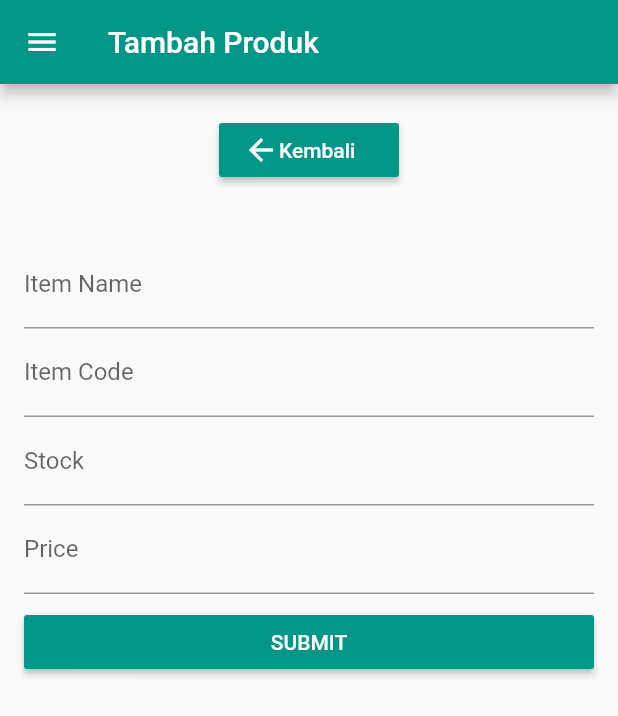
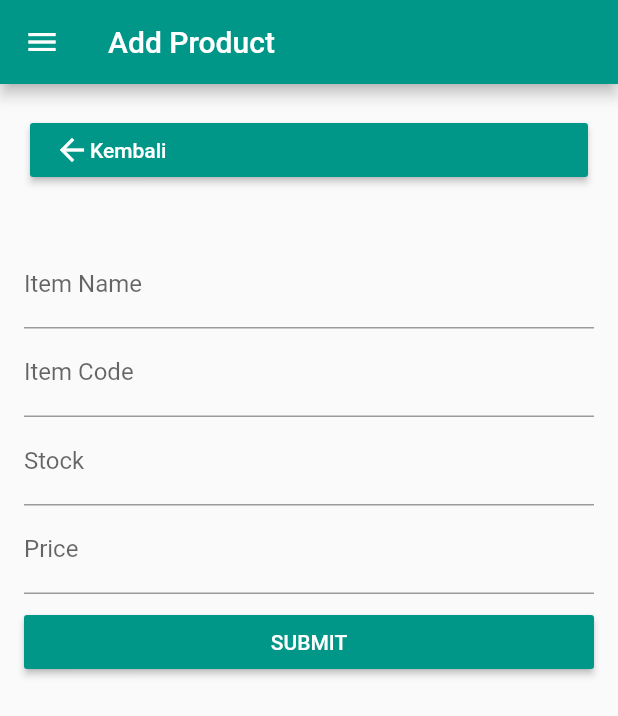
Before and after one commit to HilmiMubarok/flutter-crud-php-mysql, a Flutter app: the Store screen opened directly, after a tap on "Add Product", on a phone screen of 412 x 824 dp. Shown: the top 716 px of the screen. Run offline on Flutter 3.47's test engine with Material 2 defaults, Android fonts, the phone set to English and light mode, and no system bars; network calls fail.

Commit message:
crud functionilty

```diff
--- a/flutterapphilmi/lib/addproduct.dart
+++ b/flutterapphilmi/lib/addproduct.dart
@@ -1,12 +1,16 @@
 import 'package:flutter/material.dart';
-import 'package:flutter_application_1/models/product_response.dart';
 
 import 'apiservices.dart';
+import 'models/product_response.dart';
 import 'widgets/myDrawer.dart';
 
 // final GlobalKey<ScaffoldState> _scaffoldState = GlobalKey<ScaffoldState>();
 
 class AddProduct extends StatefulWidget {
+  AddProduct({this.product});
+
+  Product? product;
+
   @override
   State<AddProduct> createState() => _AddProductState();
 }
@@ -16,32 +20,31 @@ class _AddProductState extends State<AddProduct> {
 
   ApiServices _apiService = ApiServices();
 
-  // bool? _isFieldProductValid;
+  TextEditingController _controllerProduct = TextEditingController();
+  TextEditingController _controllerCode = TextEditingController();
+  TextEditingController _controllerPrice = TextEditingController();
+  TextEditingController _controllerStock = TextEditingController();
 
-  // bool? _isFieldCodeValid;
-
-  // bool? _isFieldStockValid;
-
-  // bool? _isFieldPriceValid;
-
-  TextEditingController _controllerProduct = TextEditingController();
-
-  TextEditingController _controllerCode = TextEditingController();
-
-  TextEditingController _controllerPrice = TextEditingController();
-
-  TextEditingController _controllerStock = TextEditingController();
+  @override
+  void initState() {
+    _controllerProduct.text = widget.product?.itemName ?? "";
+    _controllerCode.text = widget.product?.itemCode ?? "";
+    _controllerPrice.text = widget.product?.price ?? "";
+    _controllerStock.text = widget.product?.stock ?? "";
+    super.initState();
+  }
 
   @override
   Widget build(BuildContext context) {
     return Scaffold(
       // key: _scaffoldState,
       appBar: AppBar(
-        title: Text('Tambah Produk'),
+        title:
+            widget.product != null ? Text('Edit Product') : Text('Add Product'),
       ),
       drawer: MyDrawer(),
       // create list products
-      body: Column(
+      body: ListView(
         children: <Widget>[
           Container(
             width: 120,
@@ -70,23 +73,15 @@ class _AddProductState extends State<AddProduct> {
                     _buildTextFieldPrice(),
                     Padding(
                       padding: const EdgeInsets.only(top: 8.0),
-                      child: RaisedButton(
+                      child: _isLoading
+                          ? Center(child: CircularProgressIndicator())
+                          : RaisedButton(
                               onPressed: () {
-                          // if (_isFieldProductValid == null ||
-                          //     _isFieldCodeValid == null ||
-                          //     _isFieldStockValid == null ||
-                          //     _isFieldPriceValid == null) {
-                          //   _scaffoldState.currentState.showSnackBar(
-                          //     SnackBar(
-                          //       content: Text("Please fill all field"),
-                          //     ),
-                          //   );
-                          //   return;
-                          // }
                                 setState(() => _isLoading = true);
                                 String productname =
                                     _controllerProduct.text.toString();
-                          String productcode = _controllerCode.text.toString();
+                                String productcode =
+                                    _controllerCode.text.toString();
                                 String stock = _controllerStock.text.toString();
                                 String price = _controllerPrice.text.toString();
                                 Product product = Product(
@@ -94,16 +89,28 @@ class _AddProductState extends State<AddProduct> {
                                     itemName: productname,
                                     price: price,
                                     stock: stock);
-                          _apiService.addProduct(product).then((isSuccess) {
+
+                                if (widget.product != null) {
+                                  product.id = widget.product?.id;
+                                  _apiService
+                                      .updateProduct(product)
+                                      .then((value) {
                                     setState(() => _isLoading = false);
-                            if (isSuccess) {
+                                    Navigator.pop(context);
+                                  });
+                                } else {
+                                  _apiService.addProduct(product).then((hasil) {
+                                    setState(() => _isLoading = false);
+                                    if (hasil.status == 200) {
                                       Navigator.pop(context);
                                     } else {
-                              ScaffoldMessenger.of(context).showSnackBar(
-                                  SnackBar(
-                                      content: Text("Submit data failed")));
+                                      ScaffoldMessenger.of(context)
+                                          .showSnackBar(SnackBar(
+                                              content:
+                                                  Text("Submit data failed")));
                                     }
                                   });
+                                }
                               },
                               child: Text(
                                 "Submit".toUpperCase(),
@@ -117,7 +124,6 @@ class _AddProductState extends State<AddProduct> {
                   ],
                 ),
               ),
-              _isLoading ? CircularProgressIndicator() : Container(),
             ],
           )
           // create list products
@@ -132,16 +138,7 @@ class _AddProductState extends State<AddProduct> {
       keyboardType: TextInputType.name,
       decoration: InputDecoration(
         labelText: "Item Name",
-        // errorText: _isFieldProductValid == null || _isFieldProductValid
-        //     ? null
-        //     : "Full name is required",
       ),
-      // onChanged: (value) {
-      //   bool isFieldValid = value.trim().isNotEmpty;
-      //   if (isFieldValid != _isFieldProductValid) {
-      //     setState(() => _isFieldProductValid = isFieldValid);
-      //   }
-      // },
     );
   }
 
@@ -151,16 +148,7 @@ class _AddProductState extends State<AddProduct> {
       keyboardType: TextInputType.number,
       decoration: InputDecoration(
         labelText: "Item Code",
-        // errorText: _isFieldCodeValid == null || _isFieldCodeValid
-        //     ? null
-        //     : "Email is required",
       ),
-      // onChanged: (value) {
-      //   bool isFieldValid = value.trim().isNotEmpty;
-      //   if (isFieldValid != _isFieldCodeValid) {
-      //     setState(() => _isFieldCodeValid = isFieldValid);
-      //   }
-      // },
     );
   }
 
@@ -170,16 +158,7 @@ class _AddProductState extends State<AddProduct> {
       keyboardType: TextInputType.number,
       decoration: InputDecoration(
         labelText: "Stock",
-        // errorText: _isFieldStockValid == null || _isFieldStockValid
-        //     ? null
-        //     : "Age is required",
       ),
-      // onChanged: (value) {
-      //   bool isFieldValid = value.trim().isNotEmpty;
-      //   if (isFieldValid != _isFieldStockValid) {
-      //     setState(() => _isFieldStockValid = isFieldValid);
-      //   }
-      // },
     );
   }
 
@@ -189,16 +168,7 @@ class _AddProductState extends State<AddProduct> {
       keyboardType: TextInputType.number,
       decoration: InputDecoration(
         labelText: "Price",
-        // errorText: _isFieldStockValid == null || _isFieldStockValid
-        //     ? null
-        //     : "Age is required",
       ),
-      // onChanged: (value) {
-      //   bool isFieldValid = value.trim().isNotEmpty;
-      //   if (isFieldValid != _isFieldStockValid) {
-      //     setState(() => _isFieldStockValid = isFieldValid);
-      //   }
-      // },
     );
   }
 }
--- a/flutterapphilmi/lib/store.dart
+++ b/flutterapphilmi/lib/store.dart
@@ -23,8 +23,9 @@ class _StoreState extends State<Store> {
 
   @override
   Widget build(BuildContext context) {
-    print("mamaia");
-    ApiServices().getProducts().then((value) => print("value: $value"));
+    ApiServices()
+        .getProducts()
+        .then((value) => print("get data test : $value"));
 
     return Scaffold(
       appBar: AppBar(
@@ -47,7 +48,7 @@ class _StoreState extends State<Store> {
                 Navigator.push(
                   context,
                   MaterialPageRoute(builder: (context) => AddProduct()),
-                );
+                ).then((value) => setState(() {}));
               },
             ),
           ),
@@ -58,13 +59,15 @@ class _StoreState extends State<Store> {
               builder: (BuildContext context,
                   AsyncSnapshot<List<Product>?> snapshot) {
                 if (snapshot.hasData) {
-                  List<Product>? products = snapshot.data;
+                  List<Product>? products = snapshot.data?.reversed.toList();
                   return _generateListProduct(products);
                 } else if (snapshot.hasError) {
-                  return Text(
-                      "Something wrong with message: ${snapshot.error}");
+                  print(snapshot.error);
+                  return Center(
+                    child: Text("Something wrong :("),
+                  );
                 } else {
-                  return CircularProgressIndicator();
+                  return Center(child: CircularProgressIndicator());
                 }
               },
             ),
@@ -105,18 +108,15 @@ class _StoreState extends State<Store> {
               Row(
                 mainAxisAlignment: MainAxisAlignment.start,
                 children: [
-                  // MaterialButton(
-                  //   color: Colors.teal,
-                  //   textColor: Colors.white,
-                  //   onPressed: () {},
-                  //   child: Text("Detail"),
-                  // ),
-                  // SizedBox(
-                  //   width: 10,
-                  // ),
                   MaterialButton(
                     color: Colors.yellow,
-                    onPressed: () {},
+                    onPressed: () {
+                      Navigator.push(
+                        context,
+                        MaterialPageRoute(
+                            builder: (context) => AddProduct(product: product)),
+                      ).then((value) => setState(() {}));
+                    },
                     child: Text("Edit"),
                   ),
                   SizedBox(
@@ -147,17 +147,17 @@ class _StoreState extends State<Store> {
 
                                     if (hasil.status == 200) {
                                       setState(() {});
-                                      print("berhasil hapus");
-                                      // ScaffoldMessenger.of(context)
-                                      //     .showSnackBar(SnackBar(
-                                      //         content:
-                                      //             Text("Delete data success")));
+                                      print(hasil.pesan);
+                                      ScaffoldMessenger.of(context)
+                                          .showSnackBar(SnackBar(
+                                              content: Text(
+                                                  hasil.pesan.toString())));
                                     } else {
                                       print("gagal hapus");
-                                      // ScaffoldMessenger.of(context)
-                                      //     .showSnackBar(SnackBar(
-                                      //         content:
-                                      //             Text("Delete data failed")));
+                                      ScaffoldMessenger.of(context)
+                                          .showSnackBar(SnackBar(
+                                              content:
+                                                  Text("Delete data failed")));
                                     }
                                   });
                                   Navigator.pop(context);
--- a/flutterapphilmi/pubspec.yaml
+++ b/flutterapphilmi/pubspec.yaml
@@ -29,8 +29,6 @@ dependencies:
   cupertino_icons: ^1.0.2
   http: ^0.13.4
   equatable: ^2.0.3
-  flutter_flipperkit: ^0.0.24
-  flipperkit_http_interceptor: ^0.0.1
 
 dev_dependencies:
   flutter_test:
```
Also changed, not shown: flutterapphilmi/lib/apiservices.dart (+45 -16 lines), flutterapphilmi/pubspec.lock, 1 other file. Lines whose indentation alone changed are shown as unchanged.
